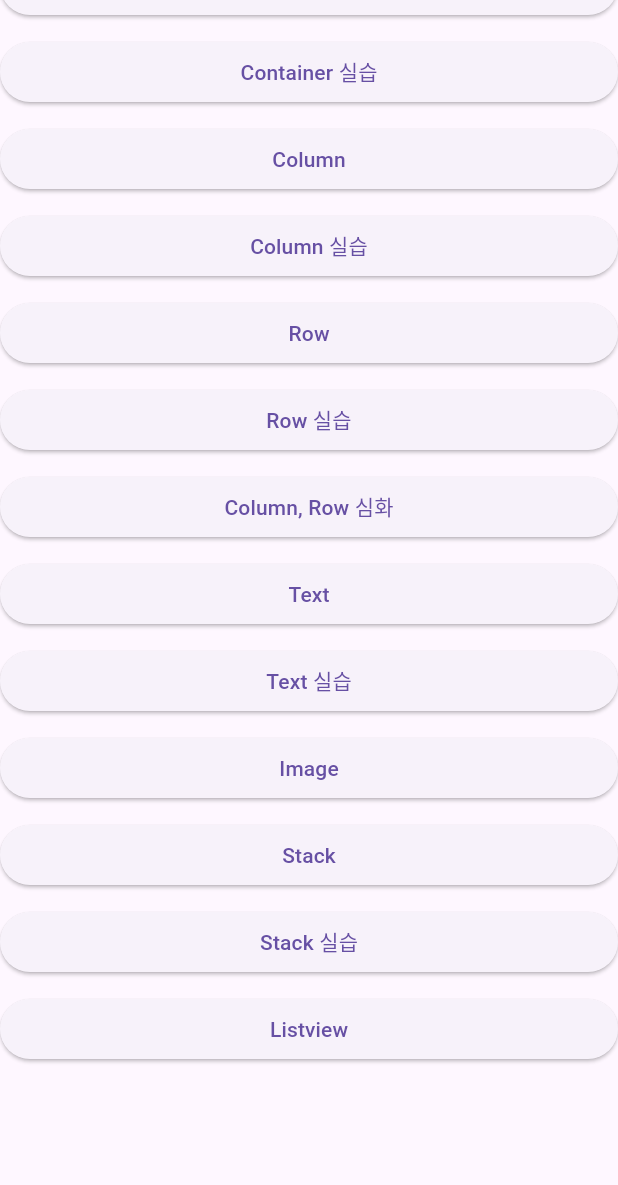
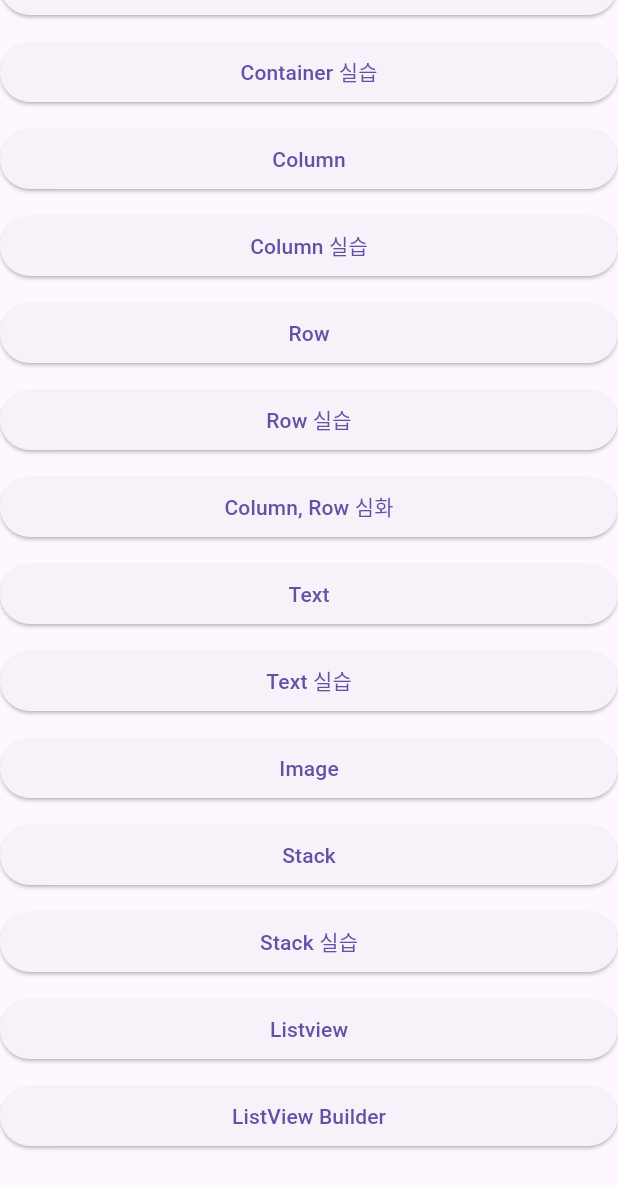
Before and after one commit to jinhan38/online_lecture_smwu, a Flutter app: the screen it shows after launch, on a phone screen of 412 x 824 dp, the part 51-1236 px from its top. Run offline on Flutter 3.47's test engine with Material 3 defaults, Android fonts, the phone set to English and light mode, and no system bars.

Commit message:
listview_builder_screen.dart 추가

```diff
--- a/lib/screen/button_screen.dart
+++ b/lib/screen/button_screen.dart
@@ -13,6 +13,7 @@ import 'package:online_lecture_smwu/screen/stack/stack_screen.dart';
 import 'package:online_lecture_smwu/screen/text/text_practice_screen.dart';
 import 'package:online_lecture_smwu/screen/text/text_screen.dart';
 
+import 'listview/listview_builder_screen.dart';
 import 'listview/listview_screen.dart';
 
 class ButtonScreen extends StatelessWidget {
@@ -158,6 +159,16 @@ class ButtonScreen extends StatelessWidget {
                     ));
                   },
                   child: const Text("Listview")),
+              const SizedBox(height: 10),
+              ElevatedButton(
+                  onPressed: () {
+                    Navigator.push(context, MaterialPageRoute(
+                      builder: (context) {
+                        return const ListviewBuilderScreen();
+                      },
+                    ));
+                  },
+                  child: const Text("ListView Builder")),
             ],
           ),
         ),
```
Also changed, not shown: lib/screen/listview/listview_builder_screen.dart (added, +27 -0 lines).
